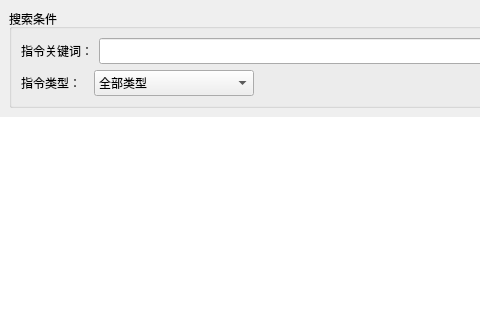
Above: DrillPluginInformationReader/Source/InformationModule/commandSearcherPart/p_CommandSearcherPart.ui from DrillUp/DrillPluginInformationReader before the change; both pictures show x 0 to 480 and y 0 to 320 of the 725 by 475 pixel window. Below: the same form after it.
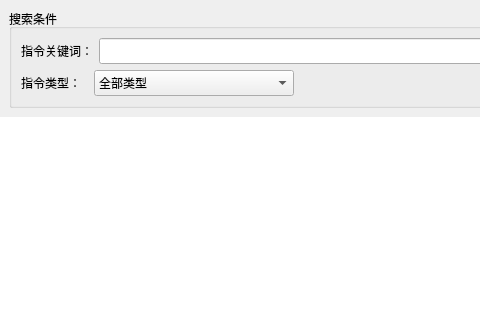
That is the form after the change.

Diff of the .ui file:
```diff
--- a/DrillPluginInformationReader/Source/InformationModule/commandSearcherPart/p_CommandSearcherPart.ui
+++ b/DrillPluginInformationReader/Source/InformationModule/commandSearcherPart/p_CommandSearcherPart.ui
@@ -84,13 +84,13 @@
             <widget class="QComboBox" name="comboBox_commandType">
              <property name="minimumSize">
               <size>
-               <width>160</width>
+               <width>200</width>
                <height>26</height>
               </size>
              </property>
              <property name="maximumSize">
               <size>
-               <width>160</width>
+               <width>200</width>
                <height>16777215</height>
               </size>
              </property>
```
Left out of the diff: 5 changed lines with no effect on the pictures.
